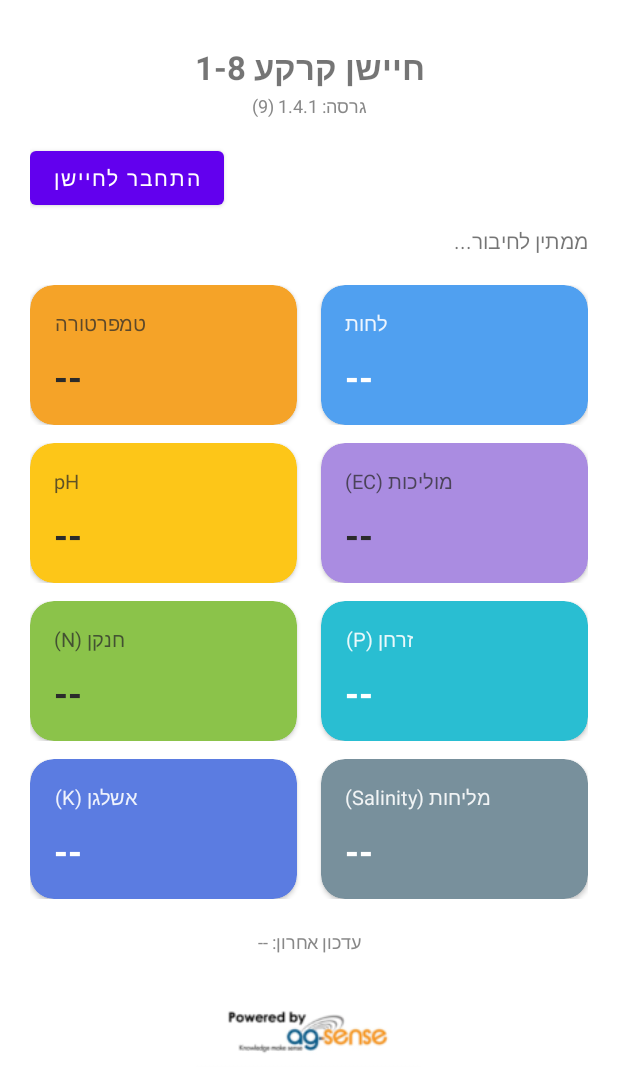
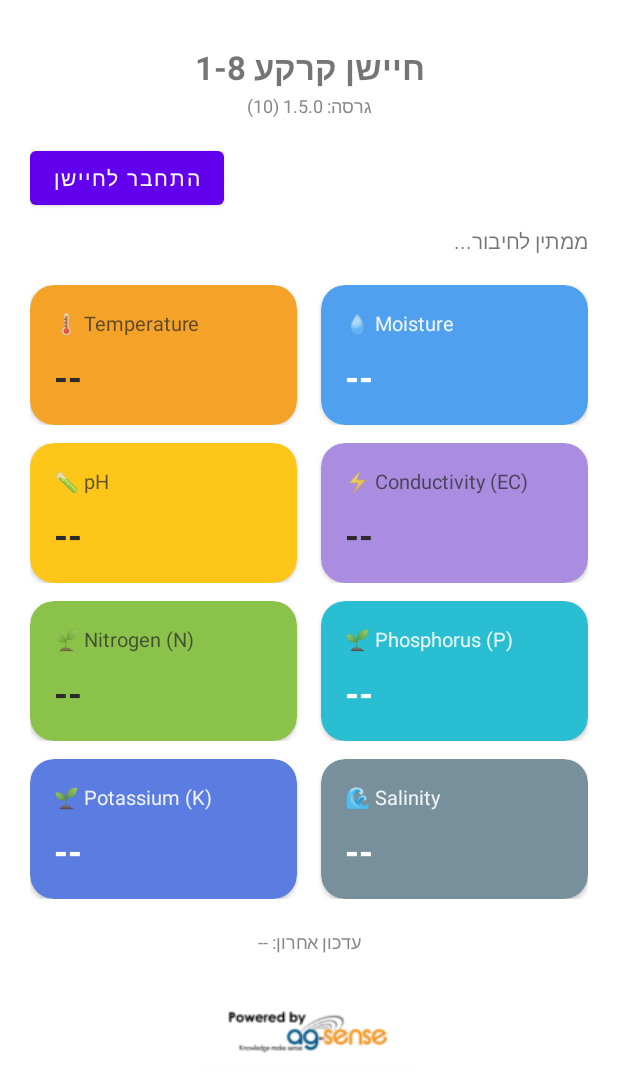
Before and after one commit to alonbz/SoilSensorReader, an Android app: the screen it shows after launch (MainActivity), on a phone screen of 412 x 824 dp. Shown: the top 1092 px of the screen. Run offline under Robolectric (Android 15) with nearby library versions, the light colour scheme and no system bars; 3 statements that could not run were skipped.

Commit message:
Add files via upload

```diff
--- a/SoilSensorReader/app/build.gradle.kts
+++ b/SoilSensorReader/app/build.gradle.kts
@@ -11,8 +11,8 @@ android {
         applicationId = "com.agsense.soilsensor7in1"
         minSdk = 26
         targetSdk = 34
-        versionCode = 9
-        versionName = "1.4.1"
+        versionCode = 10
+        versionName = "1.5.0"
     }
 
     signingConfigs {
--- a/SoilSensorReader/app/src/main/res/layout/activity_main.xml
+++ b/SoilSensorReader/app/src/main/res/layout/activity_main.xml
@@ -68,7 +68,7 @@
                     android:orientation="vertical"
                     android:padding="16dp">
 
-                    <TextView style="@style/CardTitleDark" android:text="טמפרטורה" />
+                    <TextView style="@style/CardTitleDark" android:text="🌡️ Temperature" />
 
                     <TextView
                         android:id="@+id/tvTemperature"
@@ -92,7 +92,7 @@
                     android:orientation="vertical"
                     android:padding="16dp">
 
-                    <TextView style="@style/CardTitleWhite" android:text="לחות" />
+                    <TextView style="@style/CardTitleWhite" android:text="💧 Moisture" />
 
                     <TextView
                         android:id="@+id/tvMoisture"
@@ -124,7 +124,7 @@
                     android:orientation="vertical"
                     android:padding="16dp">
 
-                    <TextView style="@style/CardTitleDark" android:text="pH" />
+                    <TextView style="@style/CardTitleDark" android:text="🧪 pH" />
 
                     <TextView
                         android:id="@+id/tvPh"
@@ -148,7 +148,7 @@
                     android:orientation="vertical"
                     android:padding="16dp">
 
-                    <TextView style="@style/CardTitleDark" android:text="מוליכות (EC)" />
+                    <TextView style="@style/CardTitleDark" android:text="⚡ Conductivity (EC)" />
 
                     <TextView
                         android:id="@+id/tvEc"
@@ -180,7 +180,7 @@
                     android:orientation="vertical"
                     android:padding="16dp">
 
-                    <TextView style="@style/CardTitleDark" android:text="חנקן (N)" />
+                    <TextView style="@style/CardTitleDark" android:text="🌱 Nitrogen (N)" />
 
                     <TextView
                         android:id="@+id/tvN"
@@ -204,7 +204,7 @@
                     android:orientation="vertical"
                     android:padding="16dp">
 
-                    <TextView style="@style/CardTitleWhite" android:text="זרחן (P)" />
+                    <TextView style="@style/CardTitleWhite" android:text="🌱 Phosphorus (P)" />
 
                     <TextView
                         android:id="@+id/tvP"
@@ -236,7 +236,7 @@
                     android:orientation="vertical"
                     android:padding="16dp">
 
-                    <TextView style="@style/CardTitleWhite" android:text="אשלגן (K)" />
+                    <TextView style="@style/CardTitleWhite" android:text="🌱 Potassium (K)" />
 
                     <TextView
                         android:id="@+id/tvK"
@@ -260,7 +260,7 @@
                     android:orientation="vertical"
                     android:padding="16dp">
 
-                    <TextView style="@style/CardTitleWhite" android:text="מליחות (Salinity)" />
+                    <TextView style="@style/CardTitleWhite" android:text="🌊 Salinity" />
 
                     <TextView
                         android:id="@+id/tvSalinity"
```
